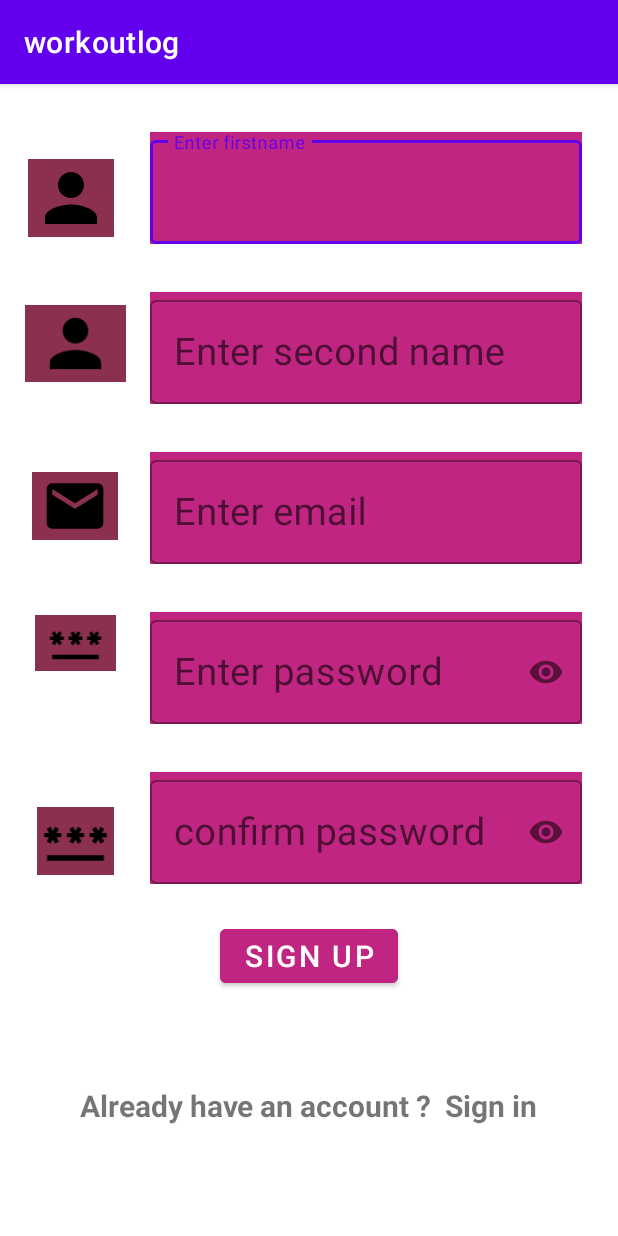
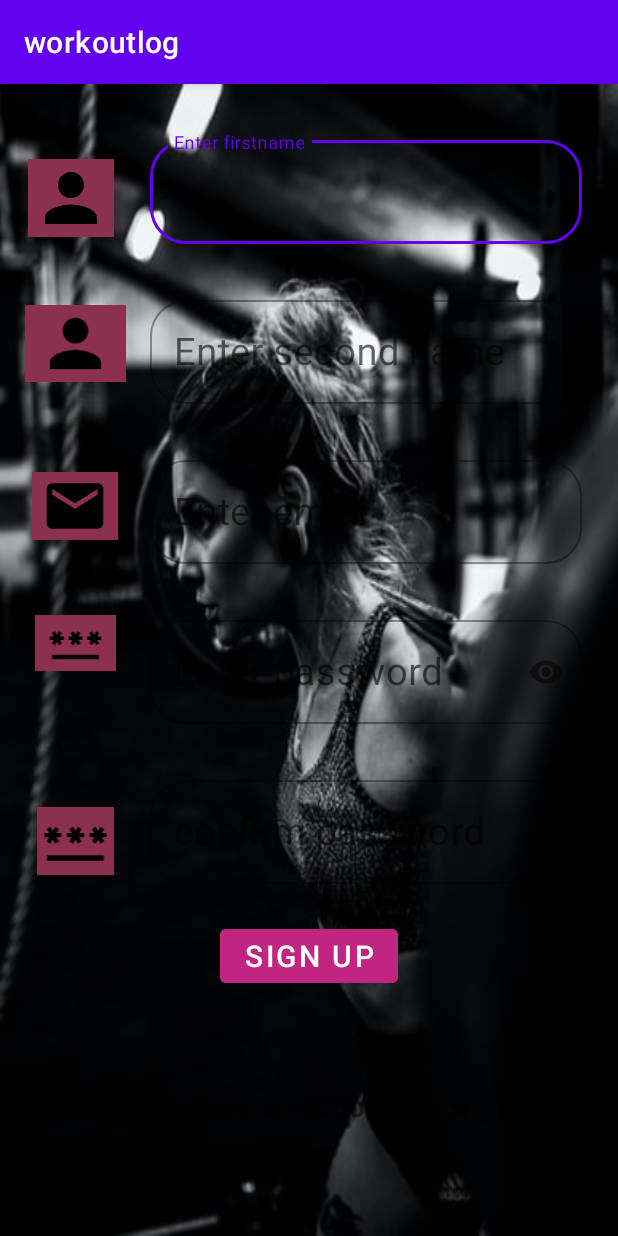
Before and after one commit to phelisia/workoutlogin, an Android app: the SignupActivity screen opened directly, with no data from a screen before it, on a phone screen of 412 x 824 dp. Run offline under Robolectric (Android 15) with nearby library versions, the phone set to English and light mode, and no system bars.

```diff
--- a/app/src/main/AndroidManifest.xml
+++ b/app/src/main/AndroidManifest.xml
@@ -13,6 +13,9 @@
         android:supportsRtl="true"
         android:theme="@style/Theme.Workoutlog"
         tools:targetApi="31">
+        <activity
+            android:name=".HomeActivity"
+            android:exported="false" />
         <activity
             android:name=".SignupActivity"
             android:exported="false" />
--- /dev/null
+++ b/app/src/main/res/drawable/ic_baseline_auto_graph_24.xml
@@ -0,0 +1,5 @@
+<vector android:height="24dp" android:tint="#000000"
+    android:viewportHeight="24" android:viewportWidth="24"
+    android:width="24dp" xmlns:android="http://schemas.android.com/apk/res/android">
+    <path android:fillColor="@android:color/white" android:pathData="M14.06,9.94L12,9l2.06,-0.94L15,6l0.94,2.06L18,9l-2.06,0.94L15,12L14.06,9.94zM4,14l0.94,-2.06L7,11l-2.06,-0.94L4,8l-0.94,2.06L1,11l2.06,0.94L4,14zM8.5,9l1.09,-2.41L12,5.5L9.59,4.41L8.5,2L7.41,4.41L5,5.5l2.41,1.09L8.5,9zM4.5,20.5l6,-6.01l4,4L23,8.93l-1.41,-1.41l-7.09,7.97l-4,-4L3,19L4.5,20.5z"/>
+</vector>
--- /dev/null
+++ b/app/src/main/res/drawable/ic_baseline_calendar_month_24.xml
@@ -0,0 +1,5 @@
+<vector android:height="24dp" android:tint="#000000"
+    android:viewportHeight="24" android:viewportWidth="24"
+    android:width="24dp" xmlns:android="http://schemas.android.com/apk/res/android">
+    <path android:fillColor="@android:color/white" android:pathData="M19,4h-1V2h-2v2H8V2H6v2H5C3.89,4 3.01,4.9 3.01,6L3,20c0,1.1 0.89,2 2,2h14c1.1,0 2,-0.9 2,-2V6C21,4.9 20.1,4 19,4zM19,20H5V10h14V20zM9,14H7v-2h2V14zM13,14h-2v-2h2V14zM17,14h-2v-2h2V14zM9,18H7v-2h2V18zM13,18h-2v-2h2V18zM17,18h-2v-2h2V18z"/>
+</vector>
--- a/app/src/main/res/layout/activity_signup.xml
+++ b/app/src/main/res/layout/activity_signup.xml
@@ -4,7 +4,7 @@
     xmlns:tools="http://schemas.android.com/tools"
     android:layout_width="match_parent"
     android:layout_height="match_parent"
-    android:background="#FFFFFF"
+    android:background="@drawable/sign"
     tools:context=".SignupActivity">
 
     <com.google.android.material.textfield.TextInputLayout
@@ -15,7 +15,10 @@
         android:layout_marginStart="100dp"
         android:layout_marginTop="32dp"
         android:layout_marginEnd="24dp"
-        android:background="#C02681"
+        app:boxCornerRadiusBottomEnd="24dp"
+        app:boxCornerRadiusBottomStart="24dp"
+        app:boxCornerRadiusTopEnd="24dp"
+        app:boxCornerRadiusTopStart="24dp"
         app:layout_constraintEnd_toEndOf="parent"
         app:layout_constraintStart_toStartOf="parent"
         app:layout_constraintTop_toTopOf="parent">
@@ -40,7 +43,10 @@
         android:layout_marginStart="100dp"
         android:layout_marginTop="32dp"
         android:layout_marginEnd="24dp"
-        android:background="#C02681"
+        app:boxCornerRadiusBottomEnd="24dp"
+        app:boxCornerRadiusBottomStart="24dp"
+        app:boxCornerRadiusTopEnd="24dp"
+        app:boxCornerRadiusTopStart="24dp"
         app:layout_constraintEnd_toEndOf="parent"
         app:layout_constraintStart_toStartOf="parent"
         app:layout_constraintTop_toBottomOf="@+id/tilFirstname">
@@ -51,7 +57,6 @@
             android:layout_height="wrap_content"
             android:hint="@string/enter_second_namee"
             android:inputType="text"
-            android:textColor="#EDE1E1"
             android:textSize="25sp" />
     </com.google.android.material.textfield.TextInputLayout>
 
@@ -63,7 +68,10 @@
         android:layout_marginStart="100dp"
         android:layout_marginTop="32dp"
         android:layout_marginEnd="24dp"
-        android:background="#C02681"
+        app:boxCornerRadiusBottomEnd="24dp"
+        app:boxCornerRadiusBottomStart="24dp"
+        app:boxCornerRadiusTopEnd="24dp"
+        app:boxCornerRadiusTopStart="24dp"
         app:layout_constraintEnd_toEndOf="parent"
         app:layout_constraintStart_toStartOf="parent"
         app:layout_constraintTop_toBottomOf="@+id/tilSecondname"
@@ -88,7 +96,10 @@
         android:layout_marginStart="100dp"
         android:layout_marginTop="32dp"
         android:layout_marginEnd="24dp"
-        android:background="#C02681"
+        app:boxCornerRadiusBottomEnd="24dp"
+        app:boxCornerRadiusBottomStart="24dp"
+        app:boxCornerRadiusTopEnd="24dp"
+        app:boxCornerRadiusTopStart="24dp"
         app:layout_constraintEnd_toEndOf="parent"
         app:layout_constraintStart_toStartOf="parent"
         app:layout_constraintTop_toBottomOf="@+id/tilEmail"
@@ -112,7 +123,10 @@
         android:layout_marginStart="100dp"
         android:layout_marginTop="32dp"
         android:layout_marginEnd="24dp"
-        android:background="#C02681"
+        app:boxCornerRadiusBottomEnd="24dp"
+        app:boxCornerRadiusBottomStart="24dp"
+        app:boxCornerRadiusTopEnd="24dp"
+        app:boxCornerRadiusTopStart="24dp"
         app:layout_constraintEnd_toEndOf="parent"
         app:layout_constraintStart_toStartOf="parent"
         app:layout_constraintTop_toBottomOf="@+id/tilPassword"
--- a/app/src/main/res/values/strings.xml
+++ b/app/src/main/res/values/strings.xml
@@ -11,4 +11,9 @@
     <string name="enter_emaill">Enter email</string>
     <string name="enter_second_namee">Enter second name</string>
     <string name="confirm_password">confirm password</string>
+    <string name="track">track</string>
+    <string name="profile">profile</string>
+    <string name="plan">plan</string>
+    <!-- TODO: Remove or change this placeholder text -->
+    <string name="hello_blank_fragment">Hello blank fragment</string>
 </resources>
```
Also changed, not shown: app/src/main/java/dev/phelisia/workoutlog/HomeActivity.kt (added, +39 -0 lines), app/src/main/java/dev/phelisia/workoutlog/LoginActivity.kt (+13 -3 lines), app/src/main/java/dev/phelisia/workoutlog/PlanFragment.kt (added, +22 -0 lines), app/src/main/java/dev/phelisia/workoutlog/ProfileFragment.kt (added, +22 -0 lines), app/src/main/java/dev/phelisia/workoutlog/TrackFragment.kt (added, +22 -0 lines), app/src/main/res/layout/activity_home.xml (added, +27 -0 lines), app/src/main/res/layout/activity_login.xml (+11 -4 lines), app/src/main/res/layout/fragment_plan.xml (added, +15 -0 lines), app/src/main/res/layout/fragment_profile.xml (added, +14 -0 lines), app/src/main/res/layout/fragment_track.xml (added, +14 -0 lines), app/src/main/res/menu/bottom_nav_menu.xml (added, +21 -0 lines), app/src/main/res/drawable/sign.jpeg (added).
